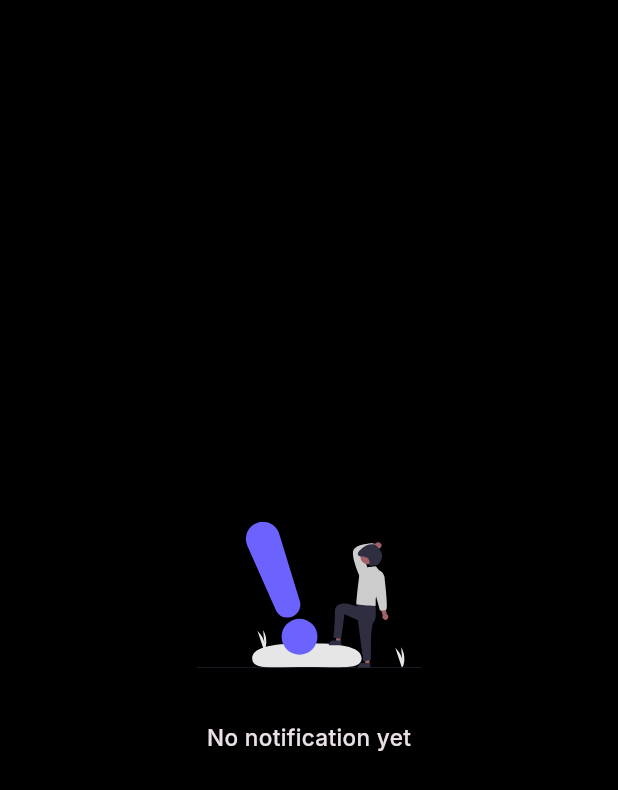
After one commit to Finding-new-code/sm, a Flutter app: the NotificationView screen opened directly, on a phone screen of 412 x 824 dp. The commit adds this screen. Shown: the top 790 px of the screen. Run offline on Flutter 3.47's test engine with Material 3 defaults, Android fonts, the phone set to English and light mode, and no system bars; our stand-ins replace appwrite, equatable, flutter_animate, flutter_bloc, flutter_local_notifications, flutter_svg and 5 more; missing offline and left inert: feedback, freerasp, workmanager; accounts and stored records are empty; network calls fail.

Commit message:
yes sychronisation for betterment

```diff
--- /dev/null
+++ b/lib/Pages/HomePage/widgets/notfication_view.dart
@@ -0,0 +1,30 @@
+import 'package:flutter/material.dart';
+import 'package:myapp658d7b3746ed317621f8/constants/constant.dart';
+import 'package:myapp658d7b3746ed317621f8/constants/tools.dart';
+
+class NotificationView extends StatelessWidget {
+  const NotificationView({super.key});
+
+  @override
+  Widget build(BuildContext context) {
+    return Scaffold(
+      body: Column(
+          crossAxisAlignment: CrossAxisAlignment.center,
+          mainAxisAlignment: MainAxisAlignment.center,
+          children: [
+            Center(
+                child: SvgPicture.asset(
+              "assets/rive/undraw_notify_re_65on.svg",
+              width: 150,
+              height: 150,
+            )),
+            s10,
+            Text(
+              'No notification yet',
+              style:
+                  GoogleFonts.inter(fontSize: 15, fontWeight: FontWeight.w500),
+            ),
+          ]),
+    );
+  }
+}
--- a/lib/Pages/Postcreation/bloc/post_bloc.dart
+++ b/lib/Pages/Postcreation/bloc/post_bloc.dart
@@ -21,7 +21,7 @@ class PostBloc extends Bloc<PostEvent, PostState> {
       PostSendRequested event, Emitter<PostState> emit) async {
     final String text = event.text;
     final List<File> image = event.image;
-    if (text.isEmpty || image.isEmpty) {
+    if (text.isEmpty && image.isEmpty) {
       return null;
     }
     try {
@@ -40,7 +40,7 @@ class PostBloc extends Bloc<PostEvent, PostState> {
             postid: '',
             posttext: text,
             likes: const [],
-            commentsid: const [],
+            comments: const [],
             imageLinks: imagelinks);
 
         await databasesRepository.postSendToServer(post);
--- a/lib/Pages/SettingsPage/Views/profile_edit.dart
+++ b/lib/Pages/SettingsPage/Views/profile_edit.dart
@@ -1,10 +1,8 @@
 import 'package:flutter/material.dart';
-import 'package:myapp658d7b3746ed317621f8/Pages/AuthPage/View/authmobile.dart';
-import 'package:myapp658d7b3746ed317621f8/Pages/AuthPage/View/authpage.dart';
-import 'package:myapp658d7b3746ed317621f8/Pages/AuthPage/bloc/auth_bloc.dart';
-
 import '../../../constants/constant.dart';
 import '../../../constants/tools.dart';
+import '../../AuthPage/View/authpage.dart';
+import '../../AuthPage/bloc/auth_bloc.dart';
 
 class ProfileSettings extends StatelessWidget {
   const ProfileSettings({Key? key}) : super(key: key);
--- a/lib/Pages/WelcomePage/welcome.dart
+++ b/lib/Pages/WelcomePage/welcome.dart
@@ -1,9 +1,9 @@
 import 'package:flutter/material.dart';
-import 'package:myapp658d7b3746ed317621f8/Pages/AuthPage/View/authpage.dart';
-import 'package:myapp658d7b3746ed317621f8/constants/constant.dart';
 
+
+import '../../constants/constant.dart';
 import '../../constants/tools.dart';
-import '../AuthPage/View/authmobile.dart';
+import '../AuthPage/View/authpage.dart';
 
 class WelcomePage extends StatefulWidget {
   const WelcomePage({Key? key}) : super(key: key);
--- a/lib/constants/tools.dart
+++ b/lib/constants/tools.dart
@@ -4,6 +4,7 @@ export 'package:google_fonts/google_fonts.dart';
 export 'package:flutter_bloc/flutter_bloc.dart';
 export 'package:flutter_animate/flutter_animate.dart';
 export 'package:image_picker/image_picker.dart';
-// export 'package:workmanager/workmanager.dart';
+export 'package:workmanager/workmanager.dart';
 export 'package:flutter/services.dart';
 export 'package:feedback/feedback.dart';
+export 'package:flutter_svg/flutter_svg.dart';
--- a/lib/src/modals/post.dart
+++ b/lib/src/modals/post.dart
@@ -10,7 +10,7 @@ class Post {
   final String postid;
   final String posttext;
   final List<String> likes;
-  final List<String> commentsid;
+  final List<Post> comments;
   final List<String> imageLinks;
 
   const Post(
@@ -21,7 +21,7 @@ class Post {
       required this.postid,
       required this.posttext,
       required this.likes,
-      required this.commentsid,
+      required this.comments,
       required this.imageLinks});
 
   Post copyWith({
@@ -32,7 +32,7 @@ class Post {
     String? postid,
     String? posttext,
     List<String>? likes,
-    List<String>? commentsid,
+    List<Post>? comments,
     List<String>? imageLinks,
   }) {
     return Post(
@@ -42,7 +42,7 @@ class Post {
         userid: userid ?? this.userid,
         posttext: posttext ?? this.posttext,
         likes: likes ?? this.likes,
-        commentsid: commentsid ?? this.commentsid,
+        comments: comments ?? this.comments,
         imageLinks: imageLinks ?? this.imageLinks,
         postid: postid ?? this.postid);
   }
@@ -52,7 +52,7 @@ class Post {
 
     result.addAll({"userid": userid});
     result.addAll({"likes": likes});
-    result.addAll({"commentsid": commentsid});
+    result.addAll({"comments": comments});
     result.addAll({"imageLinks": imageLinks});
     result.addAll({"createdAt": createdAt.millisecondsSinceEpoch});
     result.addAll({"hashtags": hashtags});
@@ -65,19 +65,19 @@ class Post {
   factory Post.fromMap(Map<String, dynamic> map) {
     return Post(
       createdAt: DateTime.fromMillisecondsSinceEpoch(map['createdAt']),
-        hashtags: List<String>.from(map['hashtags'] ),
+      hashtags: List<String>.from(map['hashtags']),
       links: map['links'] ?? "",
       userid: map['userid'] ?? "",
       postid: map['\$id'] ?? "",
       posttext: map['posttext'] ?? "",
-        likes: List<String>.from(map["likes"]) ,
-        commentsid: List<String>.from(map['commentsid']) ,
-        imageLinks: List<String>.from(map['imageLinks']) ,
+      likes: List<String>.from(map["likes"]),
+      comments: List<Post>.from(map['comments']),
+      imageLinks: List<String>.from(map['imageLinks']),
     );
   }
 
   @override
   String toString() {
-    return " Post(userid: $userid, postid: $postid, posttext: $posttext, likes: $likes, commentsid: $commentsid, imageLinks: $imageLinks, createdAt: $createdAt, hashtags: $hashtags, links: $links) ";
+    return " Post(userid: $userid, postid: $postid, posttext: $posttext, likes: $likes, comments: $comments, imageLinks: $imageLinks, createdAt: $createdAt, hashtags: $hashtags, links: $links) ";
   }
 }
--- a/lib/src/scr.dart
+++ b/lib/src/scr.dart
@@ -11,5 +11,5 @@ export './modals/post.dart';
 export './modals/usermodel.dart';
 export './modals/notification.dart';
 export 'themedata.dart';
-export 'secruity.dart';
+export 'security.dart';
 export 'backgroundtask.dart';
--- a/lib/src/secruity.dart
+++ b/lib/src/security.dart
@@ -1,6 +1,6 @@
 import 'package:freerasp/freerasp.dart';
 
-class secruity {
+class Security {
   config() {
     TalsecConfig(
       /// For Android
--- a/lib/src/themedata.dart
+++ b/lib/src/themedata.dart
@@ -5,7 +5,7 @@ class AppThemeMode {
   ThemeData dark = ThemeData(
       brightness: Brightness.dark,
       snackBarTheme: SnackBarThemeData(
-        backgroundColor: Colors.white12,
+        backgroundColor: Colors.white,
         contentTextStyle: const TextStyle(color: Colors.white),
         actionTextColor: Colors.black,
         behavior: SnackBarBehavior.floating,
@@ -15,15 +15,14 @@ class AppThemeMode {
       ),
       colorSchemeSeed: const Color.fromARGB(255, 53, 3, 85),
       useMaterial3: true,
-      scaffoldBackgroundColor: Colors.black54,
+      scaffoldBackgroundColor: Colors.black,
       iconButtonTheme: const IconButtonThemeData(
           style: ButtonStyle(
               foregroundColor: MaterialStatePropertyAll(Colors.white))),
-      bottomNavigationBarTheme: const BottomNavigationBarThemeData(
-        backgroundColor: Colors.black,
-        selectedItemColor: Colors.white,
-        unselectedItemColor: Colors.white,
-      ),
+      navigationBarTheme: const NavigationBarThemeData(
+          surfaceTintColor: Colors.black,
+          indicatorColor: Colors.white,
+          backgroundColor: Colors.black),
       drawerTheme: const DrawerThemeData(backgroundColor: Colors.black),
       cardTheme: const CardTheme(
         color: Colors.black,
@@ -31,6 +30,12 @@ class AppThemeMode {
 
   /// these are for the light theme settings =>
   ThemeData light = ThemeData(
+      navigationBarTheme: const NavigationBarThemeData(
+          surfaceTintColor: Colors.white,
+          indicatorColor: Colors.deepPurpleAccent,
+          backgroundColor: Colors.white),
+      drawerTheme: const DrawerThemeData(backgroundColor: Colors.white),
+      iconTheme: const IconThemeData(color: Colors.black),
       brightness: Brightness.light,
       snackBarTheme: SnackBarThemeData(
         backgroundColor: Colors.white,
--- a/pubspec.yaml
+++ b/pubspec.yaml
@@ -45,10 +45,10 @@ dependencies:
   flutter_animate: ^4.3.0
   appwrite: ^11.0.1
   image_picker: ^1.0.5
-  # workmanager: ^0.5.2
+  workmanager: ^0.5.2
   equatable: ^2.0.5
   share_plus: ^7.2.1
-  # flutter_local_notifications: ^13.0.0
+  flutter_local_notifications: ^13.0.0
   go_router: ^13.1.0
   async: ^2.11.0
   freerasp: ^6.4.0
```
Also changed, not shown: lib/Pages/HomePage/VIew/homepage.dart (+37 -33 lines), lib/Pages/HomePage/widgets/h.dart (+36 -38 lines), lib/Pages/HomePage/widgets/search_view.dart (added, +22 -0 lines), lib/Pages/Postcreation/View/postcreation.dart (+0 -25 lines), lib/Pages/ProfilePage/View/profilepage.dart (+21 -23 lines), lib/components/postsection.dart (+4 -4 lines), lib/components/searchbar.dart (+9 -4 lines), lib/main.dart (+4 -4 lines), lib/src/notification.dart (added, +38 -0 lines), pubspec.lock, 3 other files. Lines whose indentation alone changed are shown as unchanged.
